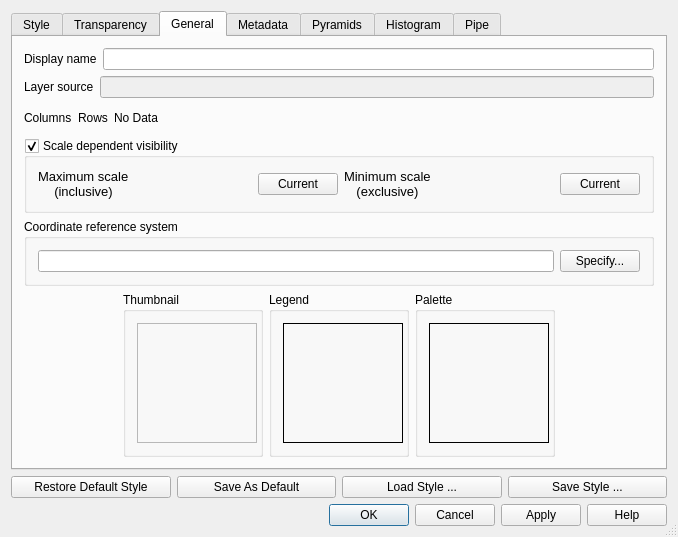
Above: src/ui/qgsrasterlayerpropertiesbase.ui from qgis/QGIS before the change. Below: the same form after it.
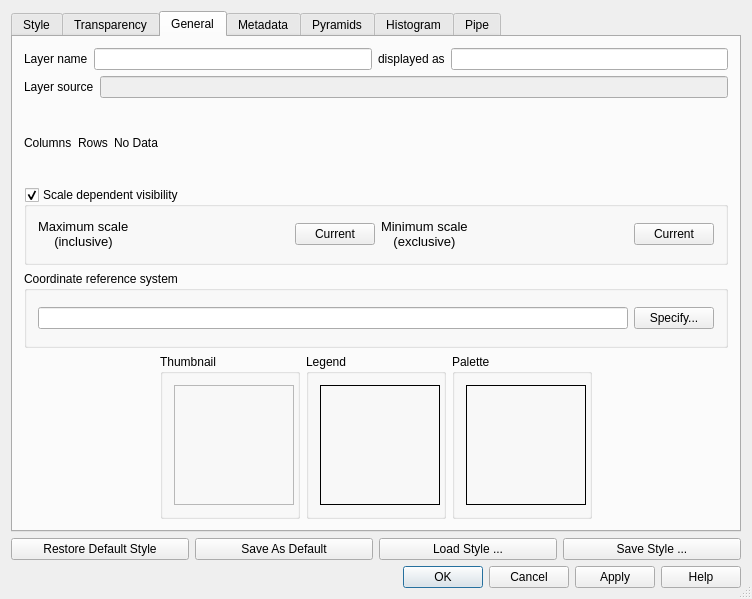
That is the form after the change. Icons and pictures are not drawn. Custom widgets are drawn as their Qt base class.

Commit message: [FEATURE] Add style options for legend layer/groups, and live refresh of all legend style options

The edit to the form file:
```diff
--- a/src/ui/qgsrasterlayerpropertiesbase.ui
+++ b/src/ui/qgsrasterlayerpropertiesbase.ui
@@ -6,8 +6,8 @@
    <rect>
     <x>0</x>
     <y>0</y>
-    <width>678</width>
-    <height>537</height>
+    <width>752</width>
+    <height>599</height>
    </rect>
   </property>
   <property name="sizePolicy">
@@ -607,12 +607,26 @@
          <item>
           <widget class="QLabel" name="lblDisplayName">
            <property name="text">
-            <string>Display name</string>
+            <string>Layer name</string>
            </property>
           </widget>
          </item>
          <item>
-          <widget class="QLineEdit" name="leDisplayName"/>
+          <widget class="QLineEdit" name="mLayerOrigNameLineEd"/>
+         </item>
+         <item>
+          <widget class="QLabel" name="label">
+           <property name="text">
+            <string>displayed as</string>
+           </property>
+          </widget>
+         </item>
+         <item>
+          <widget class="QLineEdit" name="leDisplayName">
+           <property name="readOnly">
+            <bool>true</bool>
+           </property>
+          </widget>
          </item>
         </layout>
        </item>
```
Left out of the diff: 5 changed lines with no effect on the pictures. The commit also changes 17 other files.
